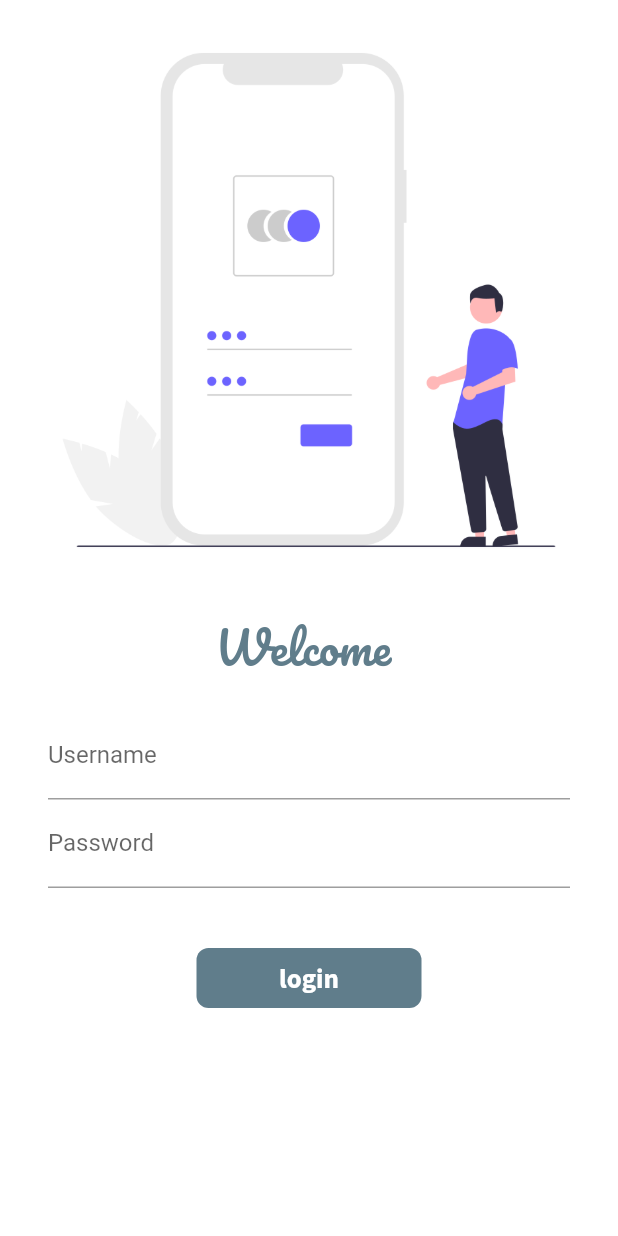
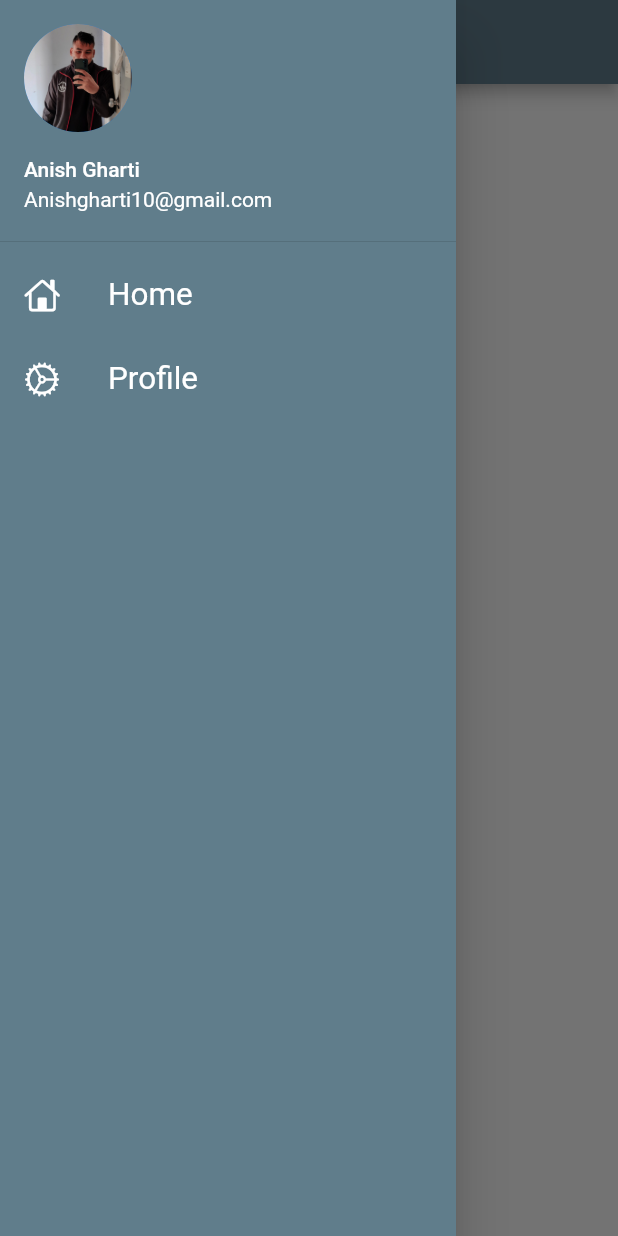
Before and after one commit to flutter-projects-anish/Catalog-app, a Flutter app: the screen it shows after launch, with the side drawer open (before the commit the screen has no drawer), on a phone screen of 412 x 824 dp. Run offline on Flutter 3.47's test engine with Material 2 defaults, Android fonts, the phone set to English and light mode, and no system bars.

Commit message:
drawer made

```diff
--- a/lib/main.dart
+++ b/lib/main.dart
@@ -18,8 +18,7 @@ class MyApp extends StatelessWidget {
       debugShowCheckedModeBanner: false,
       initialRoute: '/',
       routes: {
-        '/': (context) => const LoginPage(),
-        MyRoutes.homeRoute: (context) => const HomePage(),
+        '/': (context) => const HomePage(),
         MyRoutes.loginRoute: (context) => const LoginPage()
       },
     );
--- a/lib/pages/home_page.dart
+++ b/lib/pages/home_page.dart
@@ -1,3 +1,4 @@
+import 'package:catalog_app/widgets/drawer.dart';
 import 'package:flutter/material.dart';
 
 class HomePage extends StatelessWidget {
@@ -13,7 +14,7 @@ class HomePage extends StatelessWidget {
       body: const Center(
         child: Text("welcome to pokhara"),
       ),
-      drawer: const Drawer(),
+      drawer: const MyDrawer(),
     );
   }
 }
--- /dev/null
+++ b/lib/widgets/drawer.dart
@@ -0,0 +1,53 @@
+import 'package:flutter/cupertino.dart';
+import 'package:flutter/material.dart';
+
+class MyDrawer extends StatelessWidget {
+  const MyDrawer({super.key});
+
+  @override
+  Widget build(BuildContext context) {
+    return Drawer(
+      child: Container(
+        color: Colors.blueGrey,
+        child: ListView(
+          children: const [
+            DrawerHeader(
+                padding: EdgeInsets.zero,
+                child: UserAccountsDrawerHeader(
+                  decoration: BoxDecoration(color: Colors.blueGrey),
+                  margin: EdgeInsets.zero,
+                  accountEmail: Text("Anishgharti10@gmail.com"),
+                  accountName: Text("Anish Gharti"),
+                  currentAccountPicture: CircleAvatar(
+                      backgroundImage: AssetImage("images/anish.jpg")),
+                )),
+            ListTile(
+              leading: Icon(
+                CupertinoIcons.home,
+                color: Colors.white,
+              ),
+              title: Text(
+                "Home",
+                textScaleFactor: 1.5,
+                style: TextStyle(
+                    fontWeight: FontWeight.normal, color: Colors.white),
+              ),
+            ),
+            ListTile(
+              leading: Icon(
+                CupertinoIcons.settings,
+                color: Colors.white,
+              ),
+              title: Text(
+                "Profile",
+                textScaleFactor: 1.5,
+                style: TextStyle(
+                    fontWeight: FontWeight.normal, color: Colors.white),
+              ),
+            )
+          ],
+        ),
+      ),
+    );
+  }
+}
--- a/pubspec.yaml
+++ b/pubspec.yaml
@@ -27,6 +27,7 @@ flutter:
   uses-material-design: true
   assets:
     - images/
+    - images/anish.jpg
 
   fonts:
     - family: Pacifico
```
Also changed, not shown: images/anish.jpg (added).
